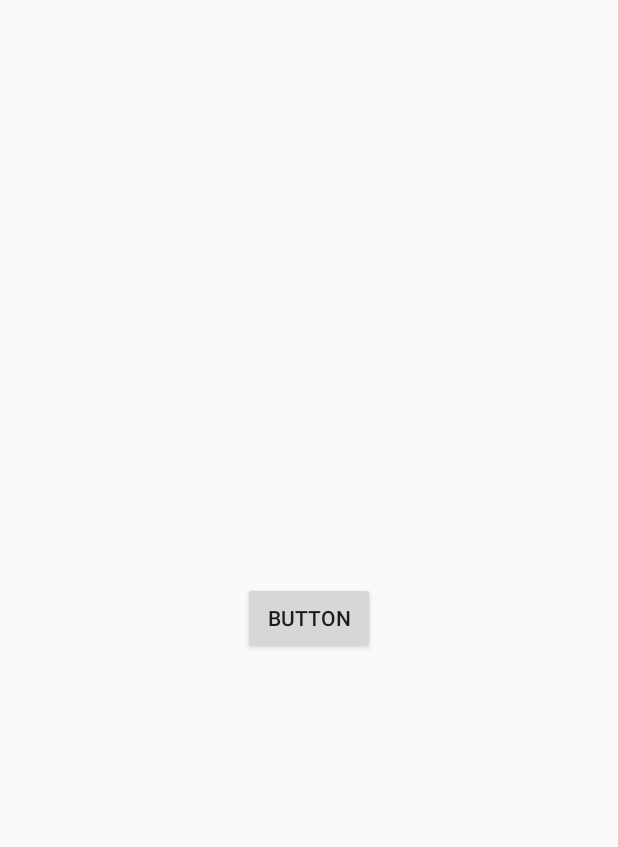
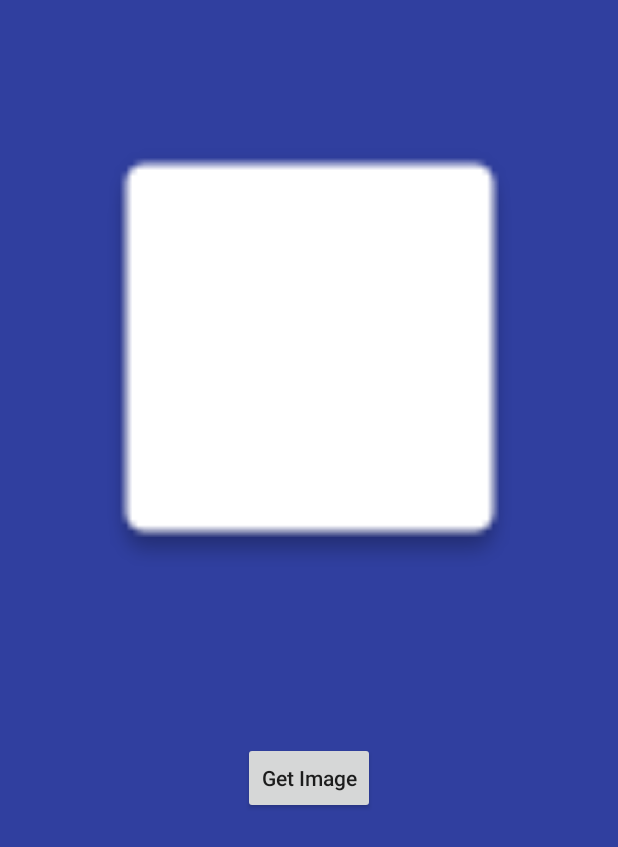
Before and after one commit to RTUappdevelop/RTUapp, an Android app: the CameraActivity screen opened directly, with no data from a screen before it, on a phone screen of 412 x 824 dp. Shown: the top 847 px of the screen. Run offline under Robolectric (Android 15) with nearby library versions, the phone set to English and light mode, and no system bars; pictures from the network do not load.

Commit message:
Update Camera

```diff
--- a/app/src/main/java/app/mirea/ru/rtuapp/CameraActivity.java
+++ b/app/src/main/java/app/mirea/ru/rtuapp/CameraActivity.java
@@ -1,7 +1,10 @@
 package app.mirea.ru.rtuapp;
 
+import android.app.Activity;
 import android.content.Context;
 import android.content.Intent;
+import android.database.Cursor;
+import android.graphics.Bitmap;
 import android.net.Uri;
 import android.os.Environment;
 import android.provider.MediaStore;
@@ -18,10 +21,9 @@ public class CameraActivity extends AppCompatActivity {
 
     Button mButton;
     ImageView mImage;
-    Uri mUri;
     Context mContext;
 
-    private static final int PHOTO_INTENT_REQUEST_CODE = 100;
+    private static final int SELECT_PICTURE = 100;
 
     @Override
     protected void onCreate(Bundle savedInstanceState) {
@@ -30,38 +32,31 @@ public class CameraActivity extends AppCompatActivity {
 
         mContext = this;
 
-        mButton = (Button) findViewById(R.id.button);
-        mImage = (ImageView) findViewById(R.id.image);
+        mButton = findViewById(R.id.button);
+        mImage = findViewById(R.id.imageView2);
 
     mButton.setOnClickListener(new View.OnClickListener() {
         public void onClick(View v) {
-            mUri = generateFileUri();
-            if (mUri == null) {
-                Toast.makeText(mContext, "SD card not available", Toast.LENGTH_LONG).show();
-                return;
-            }
 
-            Intent intent = new Intent(MediaStore.ACTION_IMAGE_CAPTURE);
-            intent.putExtra(MediaStore.EXTRA_OUTPUT, mUri);
-            startActivityForResult(intent, PHOTO_INTENT_REQUEST_CODE);
+            Intent intent = new Intent();
+            intent.setType("image/*");
+            intent.setAction(Intent.ACTION_GET_CONTENT);
+
+            startActivityForResult(Intent.createChooser(intent,"Select Picture"), SELECT_PICTURE);
             }
         } );
     }
 
-    private Uri generateFileUri() {
+    public void onActivityResult(int requestCode, int resultCode, Intent data) {
 
-        if (!Environment.getExternalStorageState().equals(Environment.MEDIA_MOUNTED))
-            return null;
+        if (resultCode == Activity.RESULT_OK) {
+            if (requestCode == SELECT_PICTURE) {
+                Uri selectedImageUri = data.getData();
 
-        File path = new File (Environment.getExternalStorageDirectory(), "CameraTest");
-        if (! path.exists()){
-            if (! path.mkdirs()){
-                return null;
+                mImage.setImageURI(selectedImageUri);
             }
         }
 
-        String timeStamp = String.valueOf(System.currentTimeMillis());
-        File newFile = new File(path.getPath() + File.separator + timeStamp + ".jpg");
-        return Uri.fromFile(newFile);
     }
+
 }
--- a/app/src/main/res/layout/activity_camera.xml
+++ b/app/src/main/res/layout/activity_camera.xml
@@ -4,6 +4,7 @@
     xmlns:tools="http://schemas.android.com/tools"
     android:layout_width="match_parent"
     android:layout_height="match_parent"
+    android:background="@color/colorPrimaryDark"
     tools:context=".CameraActivity">
 
     <Button
@@ -14,9 +15,22 @@
         android:layout_marginTop="8dp"
         android:layout_marginEnd="8dp"
         android:layout_marginBottom="8dp"
-        android:text="Button"
+        android:text="Get Image"
+        android:textAllCaps="false"
         app:layout_constraintBottom_toBottomOf="parent"
         app:layout_constraintEnd_toEndOf="parent"
         app:layout_constraintStart_toStartOf="parent"
-        app:layout_constraintTop_toTopOf="parent" />
+        app:layout_constraintTop_toTopOf="parent"
+        app:layout_constraintVertical_bias="0.64" />
+
+    <ImageView
+        android:id="@+id/imageView2"
+        android:layout_width="371dp"
+        android:layout_height="298dp"
+        android:layout_marginBottom="32dp"
+        app:layout_constraintBottom_toTopOf="@+id/button"
+        app:layout_constraintEnd_toEndOf="parent"
+        app:layout_constraintStart_toStartOf="parent"
+        app:layout_constraintTop_toTopOf="parent"
+        app:srcCompat="@drawable/common_google_signin_btn_icon_light_normal_background" />
 </android.support.constraint.ConstraintLayout>
```
